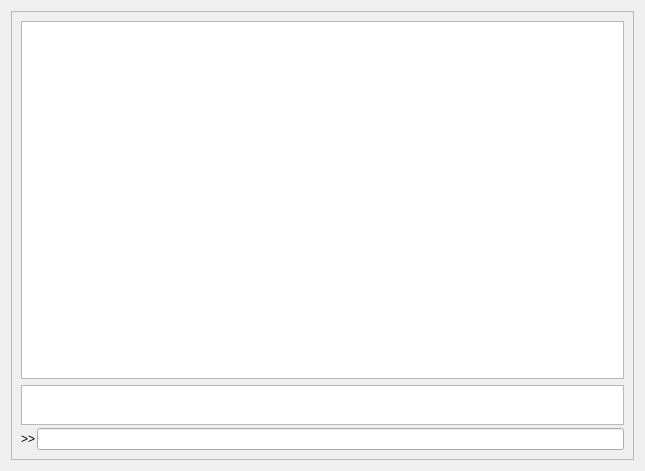
Above: src/wxbox/ui/mainwindow.ui from 12CrazyPaul21/WxBox before the change. Below: the same form after it.
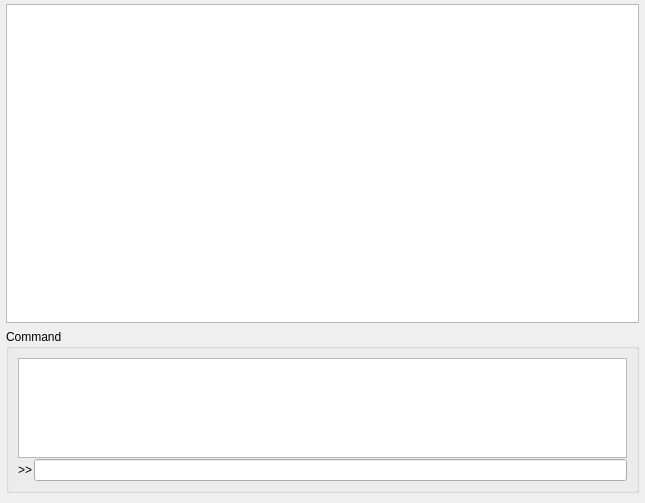
That is the form after the change. Icons and pictures are not drawn. Custom widgets are drawn as their Qt base class.

Commit message: refactor(ui): 调整主界面

```diff
--- a/src/wxbox/ui/mainwindow.ui
+++ b/src/wxbox/ui/mainwindow.ui
@@ -7,22 +7,46 @@
     <x>0</x>
     <y>0</y>
     <width>645</width>
-    <height>471</height>
+    <height>503</height>
    </rect>
   </property>
   <property name="windowTitle">
    <string>Form</string>
   </property>
   <layout class="QVBoxLayout" name="verticalLayout">
+   <property name="leftMargin">
+    <number>4</number>
+   </property>
+   <property name="topMargin">
+    <number>2</number>
+   </property>
+   <property name="rightMargin">
+    <number>4</number>
+   </property>
+   <property name="bottomMargin">
+    <number>4</number>
+   </property>
    <item>
     <widget class="QFrame" name="frame">
      <property name="frameShape">
-      <enum>QFrame::StyledPanel</enum>
+      <enum>QFrame::NoFrame</enum>
      </property>
      <property name="frameShadow">
       <enum>QFrame::Raised</enum>
      </property>
      <layout class="QVBoxLayout" name="verticalLayout_2">
+      <property name="leftMargin">
+       <number>2</number>
+      </property>
+      <property name="topMargin">
+       <number>2</number>
+      </property>
+      <property name="rightMargin">
+       <number>2</number>
+      </property>
+      <property name="bottomMargin">
+       <number>6</number>
+      </property>
       <item>
        <layout class="QHBoxLayout" name="horizontalLayoutToolBar"/>
       </item>
@@ -30,9 +54,22 @@
        <widget class="QTableView" name="viewWeChatStatus"/>
       </item>
       <item>
+       <widget class="QGroupBox" name="groupBoxCommand">
+        <property name="sizePolicy">
+         <sizepolicy hsizetype="Preferred" vsizetype="Fixed">
+          <horstretch>0</horstretch>
+          <verstretch>0</verstretch>
+         </sizepolicy>
+        </property>
+        <property name="styleSheet">
+         <string notr="true"/>
+        </property>
+        <property name="title">
+         <string>Command</string>
+        </property>
        <layout class="QVBoxLayout" name="verticalLayoutCommand">
         <property name="spacing">
-         <number>3</number>
+          <number>1</number>
         </property>
         <item>
          <widget class="QTextEdit" name="viewCommandExecuteLogger">
@@ -45,13 +82,13 @@
           <property name="minimumSize">
            <size>
             <width>0</width>
-            <height>40</height>
+             <height>100</height>
            </size>
           </property>
           <property name="maximumSize">
            <size>
             <width>16777215</width>
-            <height>40</height>
+             <height>100</height>
            </size>
           </property>
           <property name="readOnly">
@@ -80,6 +117,7 @@
          </layout>
         </item>
        </layout>
+       </widget>
       </item>
      </layout>
     </widget>
```
Left out of the diff: 2 changed lines with no effect on the pictures. Lines whose indentation alone changed are shown as unchanged. The commit also changes 3 other files.
